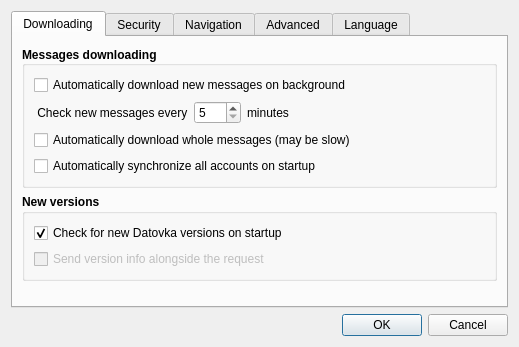
Old version of the form src/gui/ui/dlg_preferences.ui in the repository psakar/datovka.
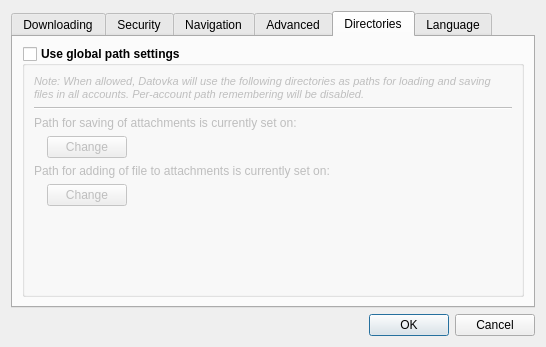
New version of the form. The open tabs and pages were chosen to show the change. Icons and pictures are not drawn.

Commit message: Added global loading/saving paths into preferences (issue #121)

Diff of the .ui file:
```diff
--- a/src/gui/ui/dlg_preferences.ui
+++ b/src/gui/ui/dlg_preferences.ui
@@ -6,7 +6,7 @@
    <rect>
     <x>0</x>
     <y>0</y>
-    <width>519</width>
+    <width>546</width>
     <height>347</height>
    </rect>
   </property>
@@ -559,6 +559,192 @@
        </item>
       </layout>
      </widget>
+     <widget class="QWidget" name="tab_5_directories">
+      <attribute name="title">
+       <string>Directories</string>
+      </attribute>
+      <layout class="QVBoxLayout" name="verticalLayout_13">
+       <item>
+        <widget class="QGroupBox" name="enableGlobalPaths">
+         <property name="enabled">
+          <bool>true</bool>
+         </property>
+         <property name="font">
+          <font>
+           <weight>75</weight>
+           <bold>true</bold>
+          </font>
+         </property>
+         <property name="title">
+          <string>Use global path settings</string>
+         </property>
+         <property name="checkable">
+          <bool>true</bool>
+         </property>
+         <property name="checked">
+          <bool>false</bool>
+         </property>
+         <layout class="QVBoxLayout" name="verticalLayout_14">
+          <item>
+           <widget class="QLabel" name="label_3">
+            <property name="font">
+             <font>
+              <pointsize>8</pointsize>
+              <weight>50</weight>
+              <italic>true</italic>
+              <bold>false</bold>
+             </font>
+            </property>
+            <property name="text">
+             <string>Note: When allowed, Datovka will use the following directories as paths for loading and saving files in all accounts. Per-account path remembering will be disabled.</string>
+            </property>
+            <property name="wordWrap">
+             <bool>true</bool>
+            </property>
+           </widget>
+          </item>
+          <item>
+           <widget class="Line" name="line_2">
+            <property name="enabled">
+             <bool>false</bool>
+            </property>
+            <property name="orientation">
+             <enum>Qt::Horizontal</enum>
+            </property>
+           </widget>
+          </item>
+          <item>
+           <widget class="QLabel" name="savePathLabel">
+            <property name="font">
+             <font>
+              <weight>50</weight>
+              <bold>false</bold>
+             </font>
+            </property>
+            <property name="text">
+             <string>Path for saving of attachments is currently set on:</string>
+            </property>
+           </widget>
+          </item>
+          <item>
+           <layout class="QHBoxLayout" name="horizontalLayout_2">
+            <item>
+             <widget class="QLabel" name="savePath">
+              <property name="font">
+               <font>
+                <weight>75</weight>
+                <italic>true</italic>
+                <bold>true</bold>
+               </font>
+              </property>
+              <property name="text">
+               <string/>
+              </property>
+             </widget>
+            </item>
+            <item>
+             <widget class="QPushButton" name="savePathPushButton">
+              <property name="font">
+               <font>
+                <weight>50</weight>
+                <bold>false</bold>
+               </font>
+              </property>
+              <property name="text">
+               <string>Change</string>
+              </property>
+             </widget>
+            </item>
+            <item>
+             <spacer name="horizontalSpacer_2">
+              <property name="orientation">
+               <enum>Qt::Horizontal</enum>
+              </property>
+              <property name="sizeHint" stdset="0">
+               <size>
+                <width>40</width>
+                <height>20</height>
+               </size>
+              </property>
+             </spacer>
+            </item>
+           </layout>
+          </item>
+          <item>
+           <widget class="QLabel" name="addFilePathLabel">
+            <property name="font">
+             <font>
+              <weight>50</weight>
+              <bold>false</bold>
+             </font>
+            </property>
+            <property name="text">
+             <string>Path for adding of file to attachments is currently set on:</string>
+            </property>
+           </widget>
+          </item>
+          <item>
+           <layout class="QHBoxLayout" name="horizontalLayout_3">
+            <item>
+             <widget class="QLabel" name="addFilePath">
+              <property name="font">
+               <font>
+                <weight>75</weight>
+                <italic>true</italic>
+                <bold>true</bold>
+               </font>
+              </property>
+              <property name="text">
+               <string/>
+              </property>
+             </widget>
+            </item>
+            <item>
+             <widget class="QPushButton" name="addFilePathPushButton">
+              <property name="font">
+               <font>
+                <weight>50</weight>
+                <bold>false</bold>
+               </font>
+              </property>
+              <property name="text">
+               <string>Change</string>
+              </property>
+             </widget>
+            </item>
+            <item>
+             <spacer name="horizontalSpacer_3">
+              <property name="orientation">
+               <enum>Qt::Horizontal</enum>
+              </property>
+              <property name="sizeHint" stdset="0">
+               <size>
+                <width>40</width>
+                <height>20</height>
+               </size>
+              </property>
+             </spacer>
+            </item>
+           </layout>
+          </item>
+          <item>
+           <spacer name="verticalSpacer_3">
+            <property name="orientation">
+             <enum>Qt::Vertical</enum>
+            </property>
+            <property name="sizeHint" stdset="0">
+             <size>
+              <width>20</width>
+              <height>40</height>
+             </size>
+            </property>
+           </spacer>
+          </item>
+         </layout>
+        </widget>
+       </item>
+      </layout>
+     </widget>
      <widget class="QWidget" name="tab_4_language">
       <attribute name="title">
        <string>Language</string>
```
Left out of the diff: 2 changed lines with no effect on the pictures. The commit also changes 5 other files.
